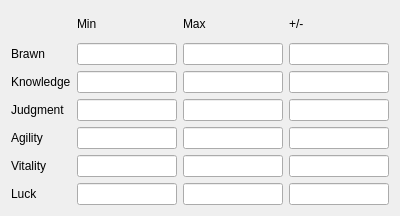
First picture: the form in CharacterEditor/characterprimaryattributeswidget.ui, repository DrItanium/realmz_tools, before the edit.
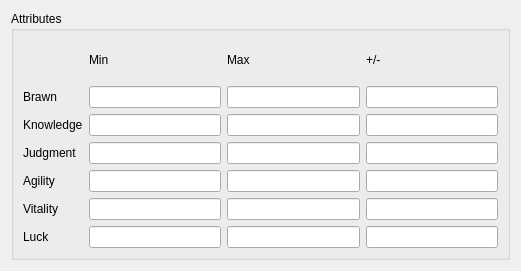
Second picture: the form after the edit.

Commit message: Move the group box into the characterprimaryattributeswidget

The edit to the form file:
```diff
--- a/CharacterEditor/characterprimaryattributeswidget.ui
+++ b/CharacterEditor/characterprimaryattributeswidget.ui
@@ -6,13 +6,19 @@
    <rect>
     <x>0</x>
     <y>0</y>
-    <width>400</width>
-    <height>216</height>
+    <width>521</width>
+    <height>271</height>
    </rect>
   </property>
   <property name="windowTitle">
    <string>Form</string>
   </property>
+  <layout class="QGridLayout" name="gridLayout_2">
+   <item row="0" column="0">
+    <widget class="QGroupBox" name="groupBox">
+     <property name="title">
+      <string>Attributes</string>
+     </property>
   <layout class="QGridLayout" name="gridLayout">
    <item row="0" column="1">
     <widget class="QLabel" name="label_11">
@@ -201,6 +207,9 @@
      <property name="readOnly">
       <bool>true</bool>
      </property>
+       </widget>
+      </item>
+     </layout>
     </widget>
    </item>
   </layout>
```
Lines whose indentation alone changed are shown as unchanged. The commit also changes 2 other files.
